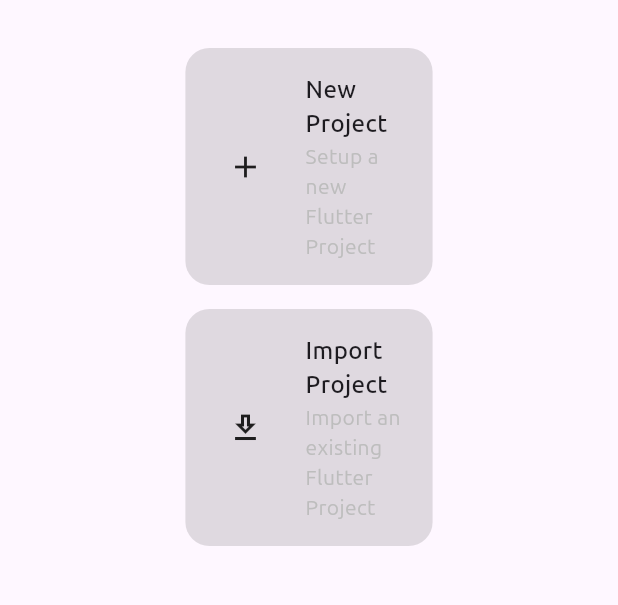
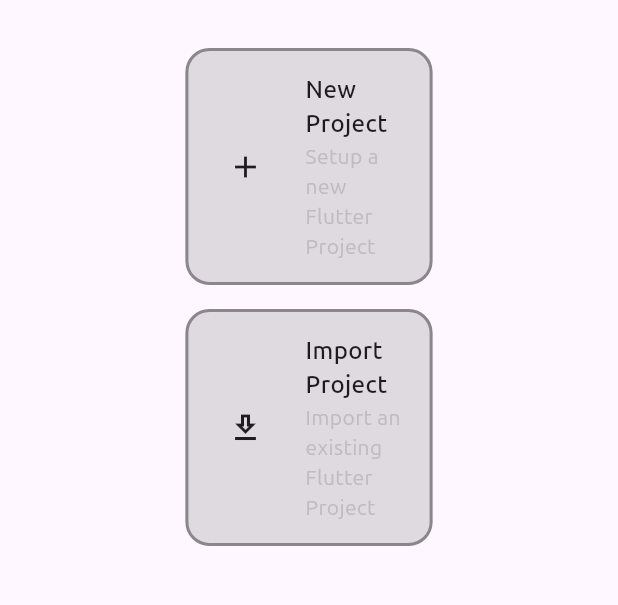
Before and after one commit to Jerinji2016/fdawg, a Flutter app: the screen it shows after launch, on a phone screen of 412 x 824 dp, the part 495-1100 px from its top. Run offline on Flutter 3.47's test engine with Material 3 defaults, Android fonts, the phone set to English and light mode, and no system bars; our stand-ins replace go_router; project files that could hold a hidden picture were left out.

Commit message:
added border to card

```diff
--- a/lib/src/ui/intro/welcome_page.dart
+++ b/lib/src/ui/intro/welcome_page.dart
@@ -58,7 +58,13 @@ class WelcomeActionCard extends StatelessWidget {
   Widget build(BuildContext context) {
     return Material(
       color: Theme.of(context).cardColor,
-      borderRadius: BorderRadius.circular(16),
+      shape: RoundedRectangleBorder(
+        borderRadius: BorderRadius.circular(16),
+        side: BorderSide(
+          color: Theme.of(context).disabledColor,
+          width: 2,
+        ),
+      ),
       child: InkWell(
         borderRadius: BorderRadius.circular(16),
         onTap: onTap,
```
